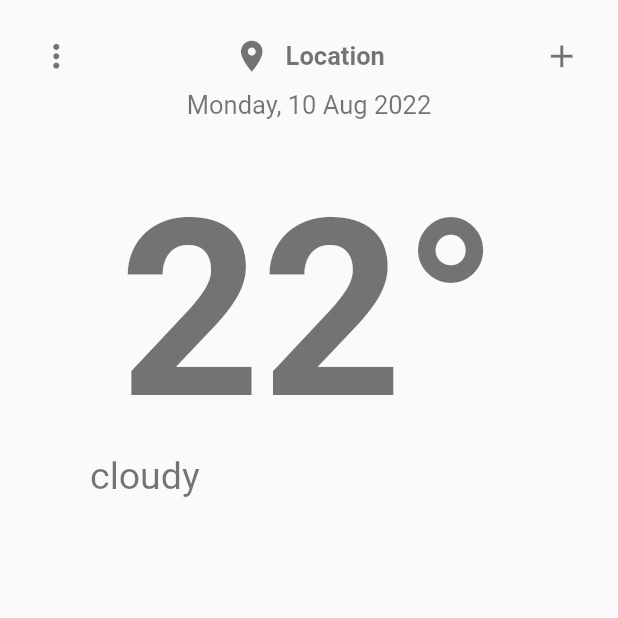
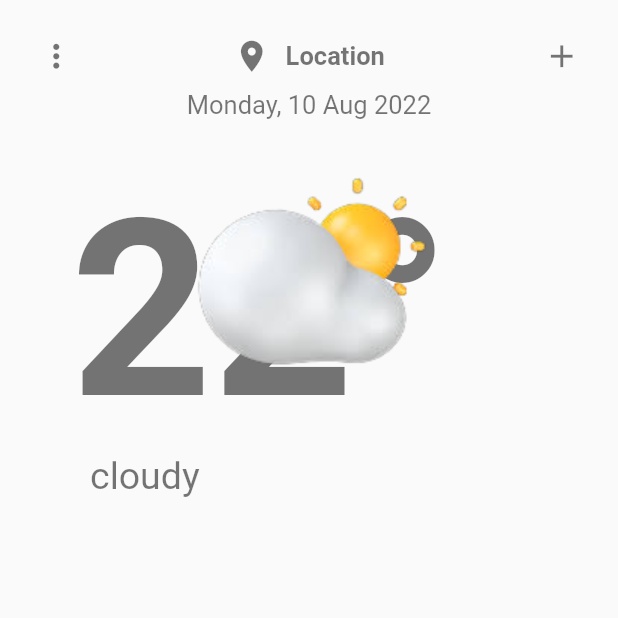
Before and after one commit to ZapeeoSheikh/weather_app, a Flutter app: the HomePage screen opened by its route, on a phone screen of 412 x 824 dp, the top half of it. Run offline on Flutter 3.47's test engine with Material 2 defaults, Android fonts, the phone set to English and light mode, and no system bars.

Commit message:
HomePage half

```diff
--- a/lib/pages/homepage.dart
+++ b/lib/pages/homepage.dart
@@ -66,12 +66,19 @@ class _HomePageState extends State<HomePage> {
               Row(
                 mainAxisAlignment: MainAxisAlignment.center,
                 children: [
+                  Stack(
+                    children: [
                       Text(
                         "22°",
                         style: TextStyle(
                             color: Colors.black54,
                             fontWeight: FontWeight.bold,
                             fontSize: MediaQuery.of(context).size.width/2.5),
+                      ),
+                      Image(
+                        image: AssetImage("images/sunny.png"),
+                      ),
+                    ],
                   ),
 
                 ],
```
Also changed, not shown: images/cloud sun.jpeg (deleted), images/sunny.png (added). Lines whose indentation alone changed are shown as unchanged.
